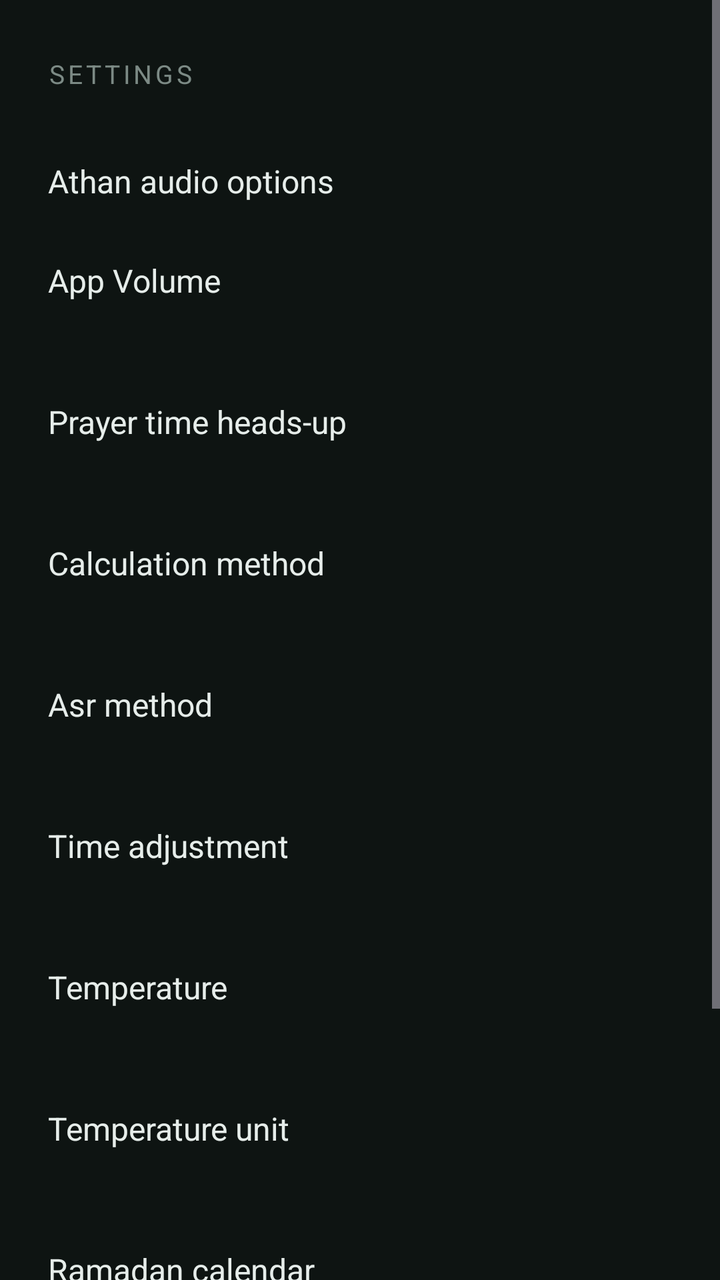
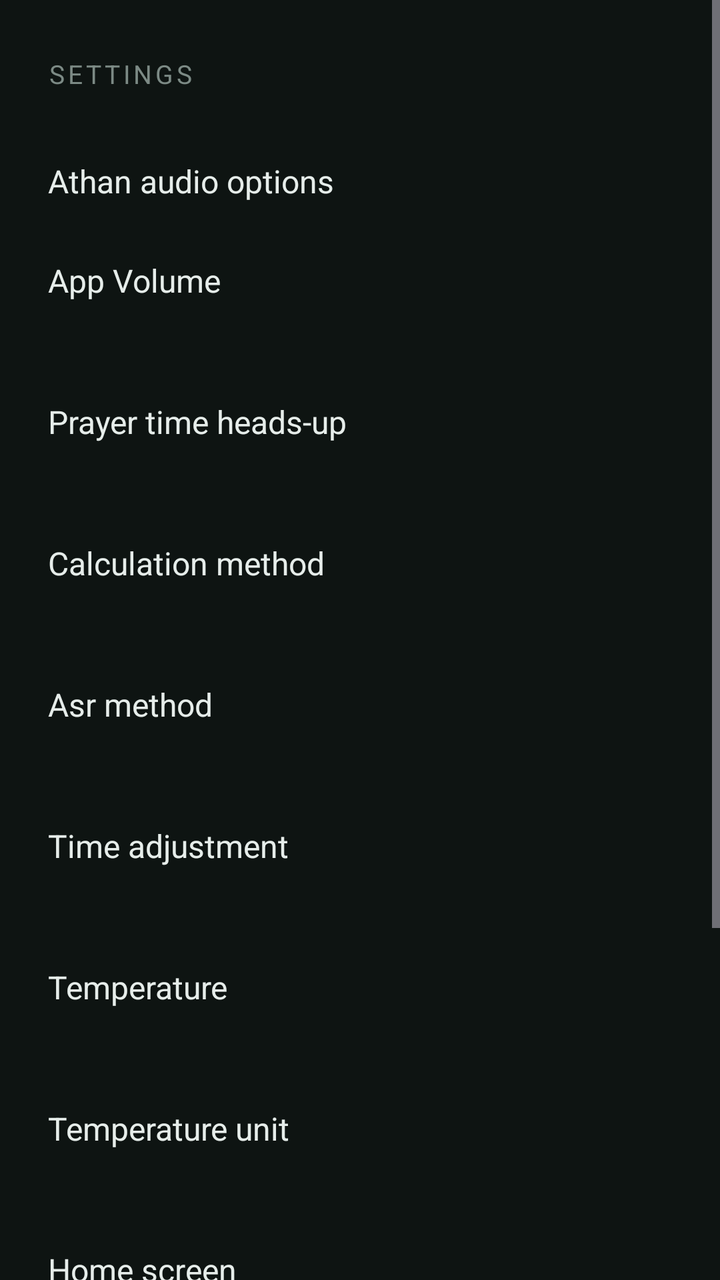

Compare the two renders of this Android layout. The source of the first and the diff that turns it into the second are given below.
<!-- AndroidManifest.xml: application theme Theme.Athan -->
<!-- res/layout/activity_settings.xml -->
<?xml version="1.0" encoding="utf-8"?>
<ScrollView xmlns:android="http://schemas.android.com/apk/res/android"
    android:id="@+id/root"
    android:layout_width="match_parent"
    android:layout_height="match_parent"
    android:background="@color/bg"
    android:fillViewport="true">

    <LinearLayout
        android:layout_width="match_parent"
        android:layout_height="wrap_content"
        android:orientation="vertical"
        android:paddingStart="24dp"
        android:paddingTop="28dp"
        android:paddingEnd="24dp"
        android:paddingBottom="32dp">

        <TextView
            android:layout_width="wrap_content"
            android:layout_height="wrap_content"
            android:letterSpacing="0.12"
            android:text="@string/settings"
            android:textAllCaps="true"
            android:textColor="@color/text_dim"
            android:textSize="13sp" />

        <LinearLayout
            android:id="@+id/audioOptionsRow"
            android:layout_width="match_parent"
            android:layout_height="wrap_content"
            android:layout_marginTop="20dp"
            android:background="?attr/selectableItemBackground"
            android:orientation="vertical"
            android:paddingTop="14dp"
            android:paddingBottom="14dp">

            <TextView
                android:layout_width="match_parent"
                android:layout_height="wrap_content"
                android:text="@string/athan_audio_options"
                android:textColor="@color/text"
                android:textSize="16sp" />

        </LinearLayout>

        <LinearLayout
            android:id="@+id/appVolumeRow"
            android:layout_width="match_parent"
            android:layout_height="wrap_content"
            android:background="?attr/selectableItemBackground"
            android:orientation="vertical"
            android:paddingTop="14dp"
            android:paddingBottom="14dp">

            <TextView
                android:layout_width="match_parent"
                android:layout_height="wrap_content"
                android:text="@string/app_volume"
                android:textColor="@color/text"
                android:textSize="16sp" />

            <TextView
                android:id="@+id/appVolumeName"
                android:layout_width="match_parent"
                android:layout_height="wrap_content"
                android:layout_marginTop="2dp"
                android:textColor="@color/accent"
                android:textSize="14sp" />
        </LinearLayout>

        <LinearLayout
            android:id="@+id/reminderRow"
            android:layout_width="match_parent"
            android:layout_height="wrap_content"
            android:background="?attr/selectableItemBackground"
            android:orientation="vertical"
            android:paddingTop="14dp"
            android:paddingBottom="14dp">

            <TextView
                android:layout_width="match_parent"
                android:layout_height="wrap_content"
                android:text="@string/reminder_title_short"
                android:textColor="@color/text"
                android:textSize="16sp" />

            <TextView
                android:id="@+id/reminderName"
                android:layout_width="match_parent"
                android:layout_height="wrap_content"
                android:layout_marginTop="2dp"
                android:textColor="@color/accent"
                android:textSize="14sp" />
        </LinearLayout>

        <LinearLayout
            android:id="@+id/methodRow"
            android:layout_width="match_parent"
            android:layout_height="wrap_content"
            android:background="?attr/selectableItemBackground"
            android:orientation="vertical"
            android:paddingTop="14dp"
            android:paddingBottom="14dp">

            <TextView
                android:layout_width="match_parent"
                android:layout_height="wrap_content"
                android:text="@string/calculation_method"
                android:textColor="@color/text"
                android:textSize="16sp" />

            <TextView
                android:id="@+id/methodName"
                android:layout_width="match_parent"
                android:layout_height="wrap_content"
                android:layout_marginTop="2dp"
                android:textColor="@color/accent"
                android:textSize="14sp" />
        </LinearLayout>

        <LinearLayout
            android:id="@+id/madhabRow"
            android:layout_width="match_parent"
            android:layout_height="wrap_content"
            android:background="?attr/selectableItemBackground"
            android:orientation="vertical"
            android:paddingTop="14dp"
            android:paddingBottom="14dp">

            <TextView
                android:layout_width="match_parent"
                android:layout_height="wrap_content"
                android:text="@string/juristic_method"
                android:textColor="@color/text"
                android:textSize="16sp" />

            <TextView
                android:id="@+id/madhabName"
                android:layout_width="match_parent"
                android:layout_height="wrap_content"
                android:layout_marginTop="2dp"
                android:textColor="@color/accent"
                android:textSize="14sp" />
        </LinearLayout>

        <LinearLayout
            android:id="@+id/adjustRow"
            android:layout_width="match_parent"
            android:layout_height="wrap_content"
            android:background="?attr/selectableItemBackground"
            android:orientation="vertical"
            android:paddingTop="14dp"
            android:paddingBottom="14dp">

            <TextView
                android:layout_width="match_parent"
                android:layout_height="wrap_content"
                android:text="@string/time_adjustment"
                android:textColor="@color/text"
                android:textSize="16sp" />

            <TextView
                android:id="@+id/adjustName"
                android:layout_width="match_parent"
                android:layout_height="wrap_content"
                android:layout_marginTop="2dp"
                android:textColor="@color/accent"
                android:textSize="14sp" />
        </LinearLayout>


        <LinearLayout
            android:id="@+id/temperatureRow"
            android:layout_width="match_parent"
            android:layout_height="wrap_content"
            android:background="?attr/selectableItemBackground"
            android:orientation="vertical"
            android:paddingTop="14dp"
            android:paddingBottom="14dp">

            <TextView
                android:layout_width="match_parent"
                android:layout_height="wrap_content"
                android:text="@string/temperature"
                android:textColor="@color/text"
                android:textSize="16sp" />

            <TextView
                android:id="@+id/temperatureName"
                android:layout_width="match_parent"
                android:layout_height="wrap_content"
                android:layout_marginTop="2dp"
                android:textColor="@color/accent"
                android:textSize="14sp" />
        </LinearLayout>

        
        <LinearLayout
            android:id="@+id/temperatureUnitRow"
            android:layout_width="match_parent"
            android:layout_height="wrap_content"
            android:background="?attr/selectableItemBackground"
            android:orientation="vertical"
            android:paddingTop="14dp"
            android:paddingBottom="14dp">

            <TextView
                android:layout_width="match_parent"
                android:layout_height="wrap_content"
                android:text="@string/temperature_unit"
                android:textColor="@color/text"
                android:textSize="16sp" />

            <TextView
                android:id="@+id/temperatureUnitName"
                android:layout_width="match_parent"
                android:layout_height="wrap_content"
                android:layout_marginTop="2dp"
                android:textColor="@color/accent"
                android:textSize="14sp" />
        </LinearLayout>

        <LinearLayout
            android:id="@+id/ramadanRow"
            android:layout_width="match_parent"
            android:layout_height="wrap_content"
            android:background="?attr/selectableItemBackground"
            android:orientation="vertical"
            android:paddingTop="14dp"
            android:paddingBottom="14dp">

            <TextView
                android:layout_width="match_parent"
                android:layout_height="wrap_content"
                android:text="@string/ramadan"
                android:textColor="@color/text"
                android:textSize="16sp" />

            <TextView
                android:id="@+id/ramadanName"
                android:layout_width="match_parent"
                android:layout_height="wrap_content"
                android:layout_marginTop="2dp"
                android:textColor="@color/accent"
                android:textSize="14sp" />
        </LinearLayout>

        <LinearLayout
            android:id="@+id/creditsRow"
            android:layout_width="match_parent"
            android:layout_height="wrap_content"
            android:background="?attr/selectableItemBackground"
            android:orientation="vertical"
            android:paddingTop="14dp"
            android:paddingBottom="14dp">

            <TextView
                android:layout_width="match_parent"
                android:layout_height="wrap_content"
                android:text="@string/credits_row"
                android:textColor="@color/text"
                android:textSize="16sp" />
        </LinearLayout>

        <LinearLayout
            android:id="@+id/aboutRow"
            android:layout_width="match_parent"
            android:layout_height="wrap_content"
            android:background="?attr/selectableItemBackground"
            android:orientation="vertical"
            android:paddingTop="14dp"
            android:paddingBottom="14dp">

            <TextView
                android:layout_width="match_parent"
                android:layout_height="wrap_content"
                android:text="@string/about"
                android:textColor="@color/text"
                android:textSize="16sp" />
        </LinearLayout>

    </LinearLayout>
</ScrollView>
<!-- resources referenced by this layout -->
<resources>
  <color name="accent">#4FC79A</color>
  <color name="bg">#0E1412</color>
  <color name="text">#E6EDEA</color>
  <color name="text_dim">#7C8A85</color>
  <string name="about">About</string>
  <string name="app_volume">App Volume</string>
  <string name="athan_audio_options">Athan audio options</string>
  <string name="calculation_method">Calculation method</string>
  <string name="credits_row">Resources &amp; credits</string>
  <string name="juristic_method">Asr method</string>
  <string name="ramadan">Ramadan calendar</string>
  <string name="reminder_title_short">Prayer time heads-up</string>
  <string name="settings">Settings</string>
  <string name="temperature">Temperature</string>
  <string name="temperature_unit">Temperature unit</string>
  <string name="time_adjustment">Time adjustment</string>
  <style name="Theme.Athan" parent="Theme.Material3.Dark.NoActionBar">
          <item name="android:statusBarColor">@android:color/transparent</item>
          <item name="android:navigationBarColor">@android:color/transparent</item>
          <item name="android:windowBackground">@color/bg</item>
          <item name="colorPrimary">@color/accent</item>
          <item name="colorOnPrimary">#08110D</item>
          <item name="colorSecondaryContainer">#1E3A2F</item>
          <item name="colorOnSecondaryContainer">@color/accent</item>
      </style>
</resources>

<!-- the commit's change to res/layout/activity_settings.xml (unified diff, before → after) -->
@@ -221,6 +221,31 @@
         </LinearLayout>
 
         <LinearLayout
+            android:id="@+id/homeLayoutRow"
+            android:layout_width="match_parent"
+            android:layout_height="wrap_content"
+            android:background="?attr/selectableItemBackground"
+            android:orientation="vertical"
+            android:paddingTop="14dp"
+            android:paddingBottom="14dp">
+
+            <TextView
+                android:layout_width="match_parent"
+                android:layout_height="wrap_content"
+                android:text="@string/home_layout"
+                android:textColor="@color/text"
+                android:textSize="16sp" />
+
+            <TextView
+                android:id="@+id/homeLayoutName"
+                android:layout_width="match_parent"
+                android:layout_height="wrap_content"
+                android:layout_marginTop="2dp"
+                android:textColor="@color/accent"
+                android:textSize="14sp" />
+        </LinearLayout>
+
+        <LinearLayout
             android:id="@+id/ramadanRow"
             android:layout_width="match_parent"
             android:layout_height="wrap_content"
<!-- resource entries referenced after the edit -->
@@ -9,6 +9,7 @@
   <string name="athan_audio_options">Athan audio options</string>
   <string name="calculation_method">Calculation method</string>
   <string name="credits_row">Resources &amp; credits</string>
+  <string name="home_layout">Home screen</string>
   <string name="juristic_method">Asr method</string>
   <string name="ramadan">Ramadan calendar</string>
   <string name="reminder_title_short">Prayer time heads-up</string>
